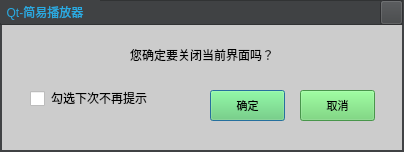
This is VideoPlayer/messagebox/ExitDialog.ui in huizhang556/pc-video-player as Qt 5 draws it before an edit. The edited form follows.
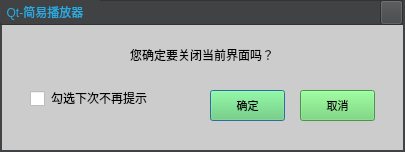
This is the edited form. Icons and pictures are not drawn.

Diff of the .ui file:
```diff
--- a/VideoPlayer/messagebox/ExitDialog.ui
+++ b/VideoPlayer/messagebox/ExitDialog.ui
@@ -6,7 +6,7 @@
    <rect>
     <x>0</x>
     <y>0</y>
-    <width>404</width>
+    <width>405</width>
     <height>152</height>
    </rect>
   </property>
```
